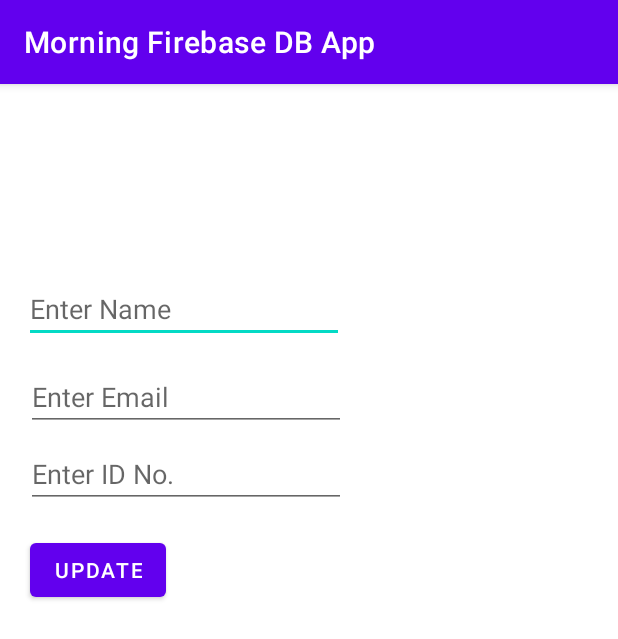
After one commit to elsiegithae/FireBase-DB-app, an Android app: the UserUpdateActivity screen opened directly, with no data from a screen before it, on a phone screen of 412 x 824 dp. The commit adds this screen. Shown: the top 639 px of the screen. Run offline under Robolectric (Android 15) with nearby library versions, the phone set to English and light mode, and no system bars; our stand-ins replace Firebase (no records; nobody signed in at launch, a user with empty details on screens opened directly).

Commit message:
Added update functionality

```diff
--- a/app/src/main/AndroidManifest.xml
+++ b/app/src/main/AndroidManifest.xml
@@ -12,6 +12,12 @@
         android:theme="@style/Theme.MorningFirebaseDBApp"
         tools:targetApi="31">
         <activity
+            android:name=".UserUpdateActivity"
+            android:exported="false" />
+        <activity
+            android:name=".UsersActivity"
+            android:exported="false" />
+        <activity
             android:name=".MainActivity"
             android:exported="true">
             <intent-filter>
--- a/app/src/main/java/com/example/morningfirebasedbapp/MainActivity.kt
+++ b/app/src/main/java/com/example/morningfirebasedbapp/MainActivity.kt
@@ -1,6 +1,7 @@
 package com.example.morningfirebasedbapp
 
 import android.app.ProgressDialog
+import android.content.Intent
 import androidx.appcompat.app.AppCompatActivity
 import android.os.Bundle
 import android.widget.Button
@@ -68,7 +69,8 @@ class MainActivity : AppCompatActivity() {
             }
         }
         edtView.setOnClickListener {
-
+            var tembea=Intent(this, UsersActivity::class.java)
+            startActivity(tembea)
         }
 
     }
--- /dev/null
+++ b/app/src/main/java/com/example/morningfirebasedbapp/UserUpdateActivity.kt
@@ -0,0 +1,83 @@
+package com.example.morningfirebasedbapp
+
+import android.app.ProgressDialog
+import android.content.Intent
+import androidx.appcompat.app.AppCompatActivity
+import android.os.Bundle
+import android.widget.Button
+import android.widget.EditText
+import android.widget.Toast
+import com.google.firebase.database.FirebaseDatabase
+
+class UserUpdateActivity : AppCompatActivity() {
+    lateinit var edtName: EditText
+    lateinit var edtEmail: EditText
+    lateinit var edtIdNumber: EditText
+    lateinit var progressDialog: ProgressDialog
+    lateinit var btnUpdate:Button
+    override fun onCreate(savedInstanceState: Bundle?) {
+        super.onCreate(savedInstanceState)
+        setContentView(R.layout.activity_user_update)
+        edtName=findViewById(R.id.mEdtName)
+        edtIdNumber=findViewById(R.id.mEdtNo)
+        edtEmail=findViewById(R.id.mEdtEmail)
+        btnUpdate=findViewById(R.id.mBtnUserUpdate)
+
+        progressDialog = ProgressDialog(this)
+        progressDialog.setTitle("Saving")
+        progressDialog.setMessage("Please wait...")
+        var receivedName = intent.getStringExtra("name")
+        var receivedEmail = intent.getStringExtra("email")
+        var receivedIdNumber = intent.getStringExtra("idNumber")
+        var receivedId = intent.getStringExtra("id")
+        //set the received data to edit texts
+        edtName.setText(receivedName)
+        edtEmail.setText(receivedEmail)
+        edtIdNumber.setText(receivedIdNumber)
+        // set on click listener on the update button
+        btnUpdate.setOnClickListener {
+            var name = edtName.text.toString().trim()
+            var email = edtEmail.text.toString().trim()
+            var idNumber = edtIdNumber.text.toString().trim()
+            var id = System.currentTimeMillis().toString()
+            if(name.isEmpty()){
+                edtName.setError("Please fill in this field")
+                edtName.requestFocus()
+            }else if(email.isEmpty()) {
+                edtEmail.setError("Please fill in this field")
+                edtEmail.requestFocus()
+            }else if(idNumber.isEmpty()) {
+                edtIdNumber.setError("Please fill in this field")
+                edtIdNumber.requestFocus()
+            }else {
+                //proceed to save
+                var user = User(name, email, idNumber, id!!)
+                // Create a reference in the firebase database
+                var ref = FirebaseDatabase.getInstance().getReference().child("Users/" + id)
+                //Show the progress to start saving
+                ref.setValue(user).addOnCompleteListener {
+                    // Dismiss the progress and check if the task is successful
+                        task ->
+                    progressDialog.dismiss()
+                    if (task.isSuccessful) {
+                        Toast.makeText(
+                            this, "User updated sucessfully",
+                            Toast.LENGTH_LONG
+                        ).show()
+                        startActivity(Intent(this@UserUpdateActivity,UsersActivity::class.java))
+                        finish()
+                    } else {
+                        Toast.makeText(
+                            this, "User saving failed",
+                            Toast.LENGTH_LONG
+                        ).show()
+                    }
+                }
+            }
+        }
+        }
+
+
+
+
+    }
--- /dev/null
+++ b/app/src/main/res/layout/activity_user_update.xml
@@ -0,0 +1,55 @@
+<?xml version="1.0" encoding="utf-8"?>
+<androidx.constraintlayout.widget.ConstraintLayout xmlns:android="http://schemas.android.com/apk/res/android"
+    xmlns:app="http://schemas.android.com/apk/res-auto"
+    xmlns:tools="http://schemas.android.com/tools"
+    android:layout_width="match_parent"
+    android:layout_height="match_parent"
+    tools:context=".UserUpdateActivity">
+
+    <EditText
+        android:id="@+id/mEdtName"
+        android:layout_width="wrap_content"
+        android:layout_height="wrap_content"
+        android:layout_marginStart="16dp"
+        android:layout_marginTop="127dp"
+        android:ems="10"
+        android:hint="Enter Name"
+        android:inputType="textPersonName"
+        app:layout_constraintStart_toStartOf="parent"
+        app:layout_constraintTop_toTopOf="parent" />
+
+    <EditText
+        android:id="@+id/mEdtEmail"
+        android:layout_width="wrap_content"
+        android:layout_height="wrap_content"
+        android:layout_marginStart="17dp"
+        android:layout_marginTop="13dp"
+        android:ems="10"
+        android:hint="Enter Email"
+        android:inputType="textPersonName"
+        app:layout_constraintStart_toStartOf="parent"
+        app:layout_constraintTop_toBottomOf="@+id/mEdtName" />
+
+    <EditText
+        android:id="@+id/mEdtNo"
+        android:layout_width="wrap_content"
+        android:layout_height="wrap_content"
+        android:layout_marginTop="6dp"
+        android:ems="10"
+        android:hint="Enter ID No."
+        android:inputType="textPersonName"
+        app:layout_constraintStart_toStartOf="@+id/mEdtEmail"
+        app:layout_constraintTop_toBottomOf="@+id/mEdtEmail" />
+
+    <Button
+        android:id="@+id/mBtnUserUpdate"
+        android:layout_width="wrap_content"
+        android:layout_height="wrap_content"
+        android:layout_marginStart="20dp"
+        android:layout_marginTop="17dp"
+        android:text="Update"
+        app:layout_constraintStart_toStartOf="parent"
+        app:layout_constraintTop_toBottomOf="@+id/mEdtNo" />
+
+
+</androidx.constraintlayout.widget.ConstraintLayout>
```
Also changed, not shown: app/src/main/java/com/example/morningfirebasedbapp/CustomAdapter.kt (added, +82 -0 lines), app/src/main/java/com/example/morningfirebasedbapp/UsersActivity.kt (added, +51 -0 lines), app/src/main/res/layout/activity_users.xml (added, +21 -0 lines), app/src/main/res/layout/user_layout.xml (added, +55 -0 lines), 215 other files.
